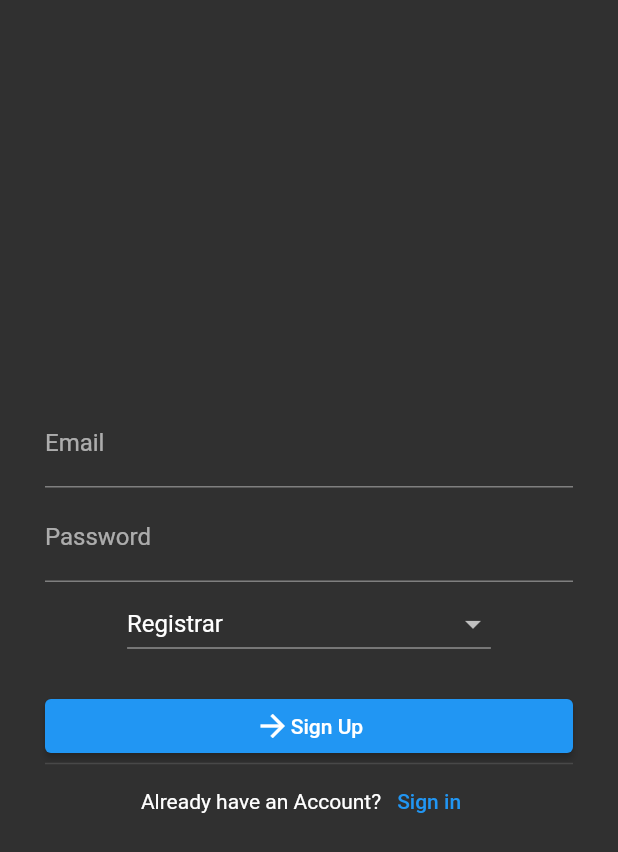
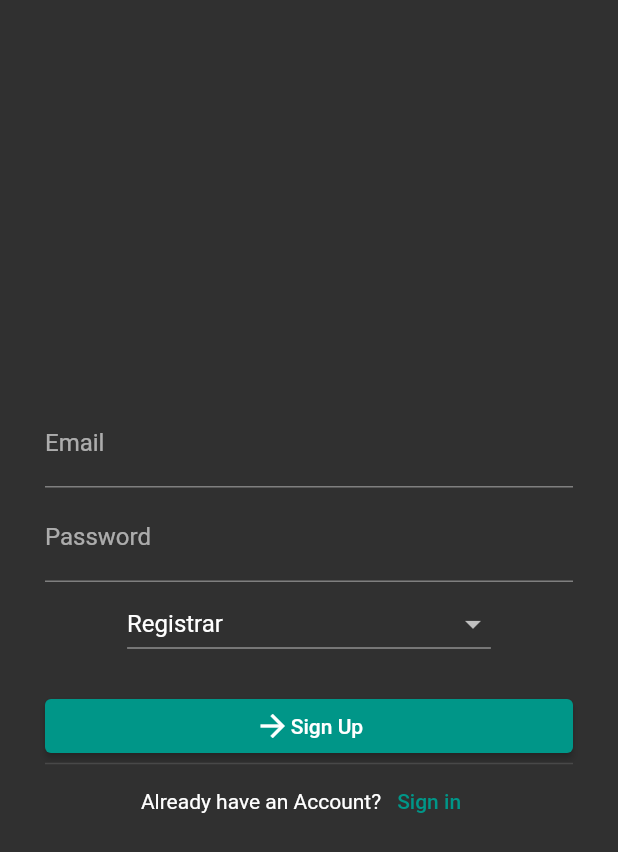
Before and after one commit to surafel58/Notice-Board-App-Admin, a Flutter app: the screen it shows after launch, after a tap on "Sign up", on a phone screen of 412 x 824 dp. Shown: the top 852 px of the screen. Run offline on Flutter 3.47's test engine with Material 2 defaults, Android fonts, the phone set to English and light mode, and no system bars; our stand-ins replace cloud_firestore, dio, email_validator, file_picker, firebase_auth, firebase_core and 4 more; accounts and stored records are empty; network calls fail.

Commit message:
added feature 3

```diff
--- a/lib/constants.dart
+++ b/lib/constants.dart
@@ -1,3 +1,5 @@
+import 'package:flutter/material.dart';
+
 const Departments = [
   "Registrar",
   "Computer Science Department",
@@ -6,5 +8,7 @@ const Departments = [
   "Biology Department",
   "Chemistry Department",
   "Geography Department",
-  "Physical Science Department",
+  "Sport Science Department",
 ];
+
+const kPrimaryColor = Colors.teal;
--- a/lib/main.dart
+++ b/lib/main.dart
@@ -4,12 +4,14 @@ import 'package:cloud_firestore/cloud_firestore.dart';
 import 'package:firebase_auth/firebase_auth.dart';
 import 'package:firebase_core/firebase_core.dart';
 import 'package:firebase_storage/firebase_storage.dart';
+import 'package:notice_board_admin/constants.dart';
 import 'package:notice_board_admin/signup_screen.dart';
 
 import 'detail_screen.dart';
 import 'home_screen.dart';
 import 'login_screen.dart';
 
+///mastekakel tnsh home screenun
 Future main() async {
   WidgetsFlutterBinding.ensureInitialized();
   await Firebase.initializeApp();
@@ -24,9 +26,25 @@ class MyApp extends StatelessWidget {
   @override
   Widget build(BuildContext context) {
     return MaterialApp(
-      theme: ThemeData.dark(),
+      theme: ThemeData.dark().copyWith(
+        textButtonTheme: TextButtonThemeData(
+          style: TextButton.styleFrom(foregroundColor: kPrimaryColor),
+        ),
+        inputDecorationTheme: const InputDecorationTheme(
+          focusedBorder: UnderlineInputBorder(
+            borderSide: BorderSide(width: 3, color: kPrimaryColor),
+          ),
+        ),
+        elevatedButtonTheme: ElevatedButtonThemeData(
+          style: ElevatedButton.styleFrom(backgroundColor: kPrimaryColor),
+        ),
+        appBarTheme: const AppBarTheme(
+          // centerTitle: true,
+          color: kPrimaryColor,
+        ),
+      ),
       debugShowCheckedModeBanner: false,
-      title: 'Digital Notice Board',
+      title: 'Digital Notice Board Admin',
       initialRoute: '/',
       routes: {
         '/': (context) => const MainScreen(),
```
